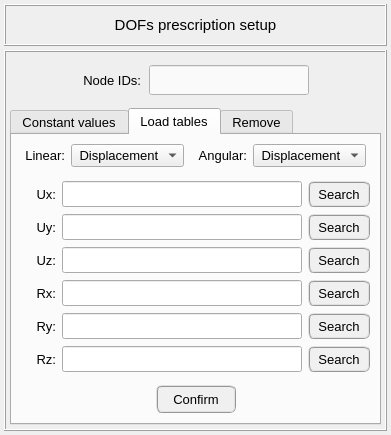
open-pulse/OpenPulse, file pulse/interface/data/ui_files/model/setup/structural/prescribed_dofs_input.ui: the form before one commit.
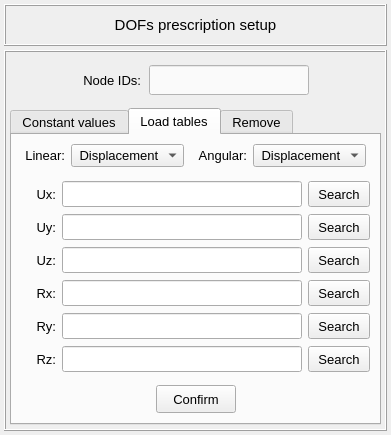
The form after the commit. The open tabs and pages were chosen to show the change. Icons and pictures are not drawn.

Diff of the .ui file:
```diff
--- a/pulse/interface/data/ui_files/model/setup/structural/prescribed_dofs_input.ui
+++ b/pulse/interface/data/ui_files/model/setup/structural/prescribed_dofs_input.ui
@@ -1236,10 +1236,7 @@
                 </font>
                </property>
                <property name="styleSheet">
-                <string notr="true">QPushButton{border-radius: 6px; border-color: rgb(150, 150, 150); border-style: ridge; border-width: 2px; color: rgb(0, 0, 0); background-color: rgb(240, 240, 240)}
-QPushButton:hover{border-radius: 6px; border-color: rgb(0, 170, 255); border-style: ridge; border-width: 2px; color: rgb(0, 0, 0); background-color: rgba(174, 213, 255, 100)}
-QPushButton:pressed{border-radius: 6px; border-color: rgb(0, 170, 255); border-style: ridge; border-width: 2px; color: rgb(0, 0, 0); background-color: rgb(174, 213, 255)}
-QPushButton:disabled{border-radius: 6px; border-color: rgb(150, 150, 150); border-style: ridge; border-width: 0px; color: rgb(150,150, 150); background-color: rgb(220, 220, 220)}</string>
+                <string notr="true"/>
                </property>
                <property name="text">
                 <string>Confirm</string>
@@ -1353,10 +1350,7 @@
                 </font>
                </property>
                <property name="styleSheet">
-                <string notr="true">QPushButton{border-radius: 6px; border-color: rgb(150, 150, 150); border-style: ridge; border-width: 2px; color: rgb(0, 0, 0); background-color: rgb(240, 240, 240)}
-QPushButton:hover{border-radius: 6px; border-color: rgb(0, 170, 255); border-style: ridge; border-width: 2px; color: rgb(0, 0, 0); background-color: rgba(174, 213, 255, 100)}
-QPushButton:pressed{border-radius: 6px; border-color: rgb(0, 170, 255); border-style: ridge; border-width: 2px; color: rgb(0, 0, 0); background-color: rgb(174, 213, 255)}
-QPushButton:disabled{border-radius: 6px; border-color: rgb(150, 150, 150); border-style: ridge; border-width: 0px; color: rgb(150,150, 150); background-color: rgb(220, 220, 220)}</string>
+                <string notr="true"/>
                </property>
                <property name="text">
                 <string>Search</string>
@@ -1496,10 +1490,7 @@
                 </font>
                </property>
                <property name="styleSheet">
-                <string notr="true">QPushButton{border-radius: 6px; border-color: rgb(150, 150, 150); border-style: ridge; border-width: 2px; color: rgb(0, 0, 0); background-color: rgb(240, 240, 240)}
-QPushButton:hover{border-radius: 6px; border-color: rgb(0, 170, 255); border-style: ridge; border-width: 2px; color: rgb(0, 0, 0); background-color: rgba(174, 213, 255, 100)}
-QPushButton:pressed{border-radius: 6px; border-color: rgb(0, 170, 255); border-style: ridge; border-width: 2px; color: rgb(0, 0, 0); background-color: rgb(174, 213, 255)}
-QPushButton:disabled{border-radius: 6px; border-color: rgb(150, 150, 150); border-style: ridge; border-width: 0px; color: rgb(150,150, 150); background-color: rgb(220, 220, 220)}</string>
+                <string notr="true"/>
                </property>
                <property name="text">
                 <string>Search</string>
@@ -1535,10 +1526,7 @@
                 </font>
                </property>
                <property name="styleSheet">
-                <string notr="true">QPushButton{border-radius: 6px; border-color: rgb(150, 150, 150); border-style: ridge; border-width: 2px; color: rgb(0, 0, 0); background-color: rgb(240, 240, 240)}
-QPushButton:hover{border-radius: 6px; border-color: rgb(0, 170, 255); border-style: ridge; border-width: 2px; color: rgb(0, 0, 0); background-color: rgba(174, 213, 255, 100)}
-QPushButton:pressed{border-radius: 6px; border-color: rgb(0, 170, 255); border-style: ridge; border-width: 2px; color: rgb(0, 0, 0); background-color: rgb(174, 213, 255)}
-QPushButton:disabled{border-radius: 6px; border-color: rgb(150, 150, 150); border-style: ridge; border-width: 0px; color: rgb(150,150, 150); background-color: rgb(220, 220, 220)}</string>
+                <string notr="true"/>
                </property>
                <property name="text">
                 <string>Search</string>
@@ -1574,10 +1562,7 @@
                 </font>
                </property>
                <property name="styleSheet">
-                <string notr="true">QPushButton{border-radius: 6px; border-color: rgb(150, 150, 150); border-style: ridge; border-width: 2px; color: rgb(0, 0, 0); background-color: rgb(240, 240, 240)}
-QPushButton:hover{border-radius: 6px; border-color: rgb(0, 170, 255); border-style: ridge; border-width: 2px; color: rgb(0, 0, 0); background-color: rgba(174, 213, 255, 100)}
-QPushButton:pressed{border-radius: 6px; border-color: rgb(0, 170, 255); border-style: ridge; border-width: 2px; color: rgb(0, 0, 0); background-color: rgb(174, 213, 255)}
-QPushButton:disabled{border-radius: 6px; border-color: rgb(150, 150, 150); border-style: ridge; border-width: 0px; color: rgb(150,150, 150); background-color: rgb(220, 220, 220)}</string>
+                <string notr="true"/>
                </property>
                <property name="text">
                 <string>Search</string>
@@ -1747,10 +1732,7 @@
                 </font>
                </property>
                <property name="styleSheet">
-                <string notr="true">QPushButton{border-radius: 6px; border-color: rgb(150, 150, 150); border-style: ridge; border-width: 2px; color: rgb(0, 0, 0); background-color: rgb(240, 240, 240)}
-QPushButton:hover{border-radius: 6px; border-color: rgb(0, 170, 255); border-style: ridge; border-width: 2px; color: rgb(0, 0, 0); background-color: rgba(174, 213, 255, 100)}
-QPushButton:pressed{border-radius: 6px; border-color: rgb(0, 170, 255); border-style: ridge; border-width: 2px; color: rgb(0, 0, 0); background-color: rgb(174, 213, 255)}
-QPushButton:disabled{border-radius: 6px; border-color: rgb(150, 150, 150); border-style: ridge; border-width: 0px; color: rgb(150,150, 150); background-color: rgb(220, 220, 220)}</string>
+                <string notr="true"/>
                </property>
                <property name="text">
                 <string>Search</string>
@@ -1838,10 +1820,7 @@
                 </font>
                </property>
                <property name="styleSheet">
-                <string notr="true">QPushButton{border-radius: 6px; border-color: rgb(150, 150, 150); border-style: ridge; border-width: 2px; color: rgb(0, 0, 0); background-color: rgb(240, 240, 240)}
-QPushButton:hover{border-radius: 6px; border-color: rgb(0, 170, 255); border-style: ridge; border-width: 2px; color: rgb(0, 0, 0); background-color: rgba(174, 213, 255, 100)}
-QPushButton:pressed{border-radius: 6px; border-color: rgb(0, 170, 255); border-style: ridge; border-width: 2px; color: rgb(0, 0, 0); background-color: rgb(174, 213, 255)}
-QPushButton:disabled{border-radius: 6px; border-color: rgb(150, 150, 150); border-style: ridge; border-width: 0px; color: rgb(150,150, 150); background-color: rgb(220, 220, 220)}</string>
+                <string notr="true"/>
                </property>
                <property name="text">
                 <string>Search</string>
```
Left out of the diff: 15 changed lines with no effect on the pictures.
